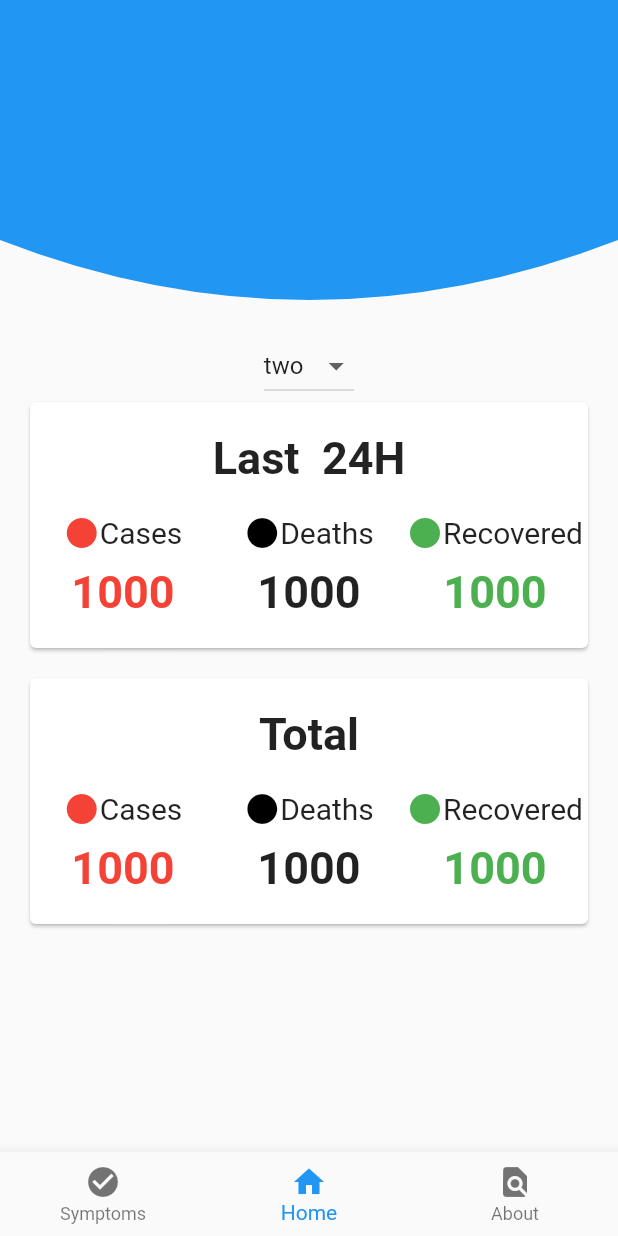
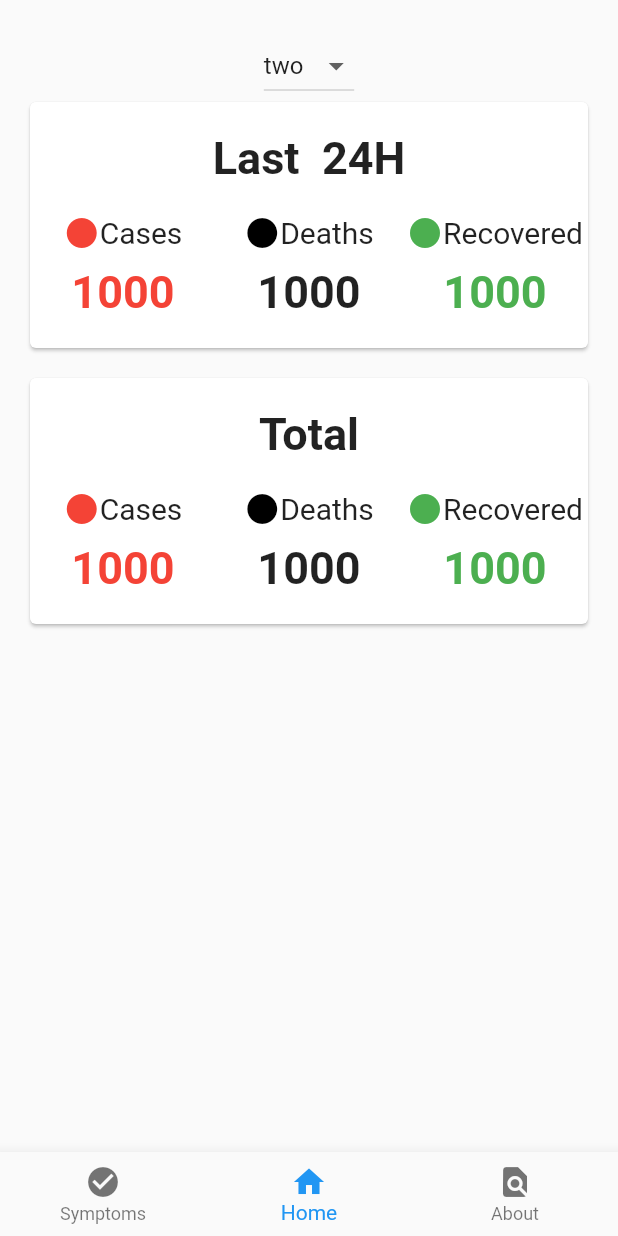
Before and after one commit to tomas-silva-1/covid_app, a Flutter app: the screen it shows after launch, on a phone screen of 412 x 824 dp. Run offline on Flutter 3.47's test engine with Material 2 defaults, Android fonts, the phone set to English and light mode, and no system bars; our stand-ins replace flutter_custom_clippers.

Commit message:
Added safearea

```diff
--- a/lib/pages/Cases.dart
+++ b/lib/pages/Cases.dart
@@ -12,17 +12,11 @@ class _CasesState extends State<Cases> {
   String country='two';
   @override
   Widget build(BuildContext context) {
-    return Container(
+    return SafeArea(
+      child: Container(
         padding: EdgeInsets.fromLTRB(0,0,0,0),
         child: Column(
           children: <Widget>[
-          ClipPath(
-            clipper: OvalBottomBorderClipper(),
-            child: Container(
-              height: 200,
-              color: Colors.blue,
-            ),
-          ),
             SizedBox(height: 20,),
             Container(
               child: DropdownButton <String> (
@@ -265,6 +259,7 @@ class _CasesState extends State<Cases> {
             ),
           ],
         ),
+      ),
     );
   }
 }
```
Lines whose indentation alone changed are shown as unchanged.
